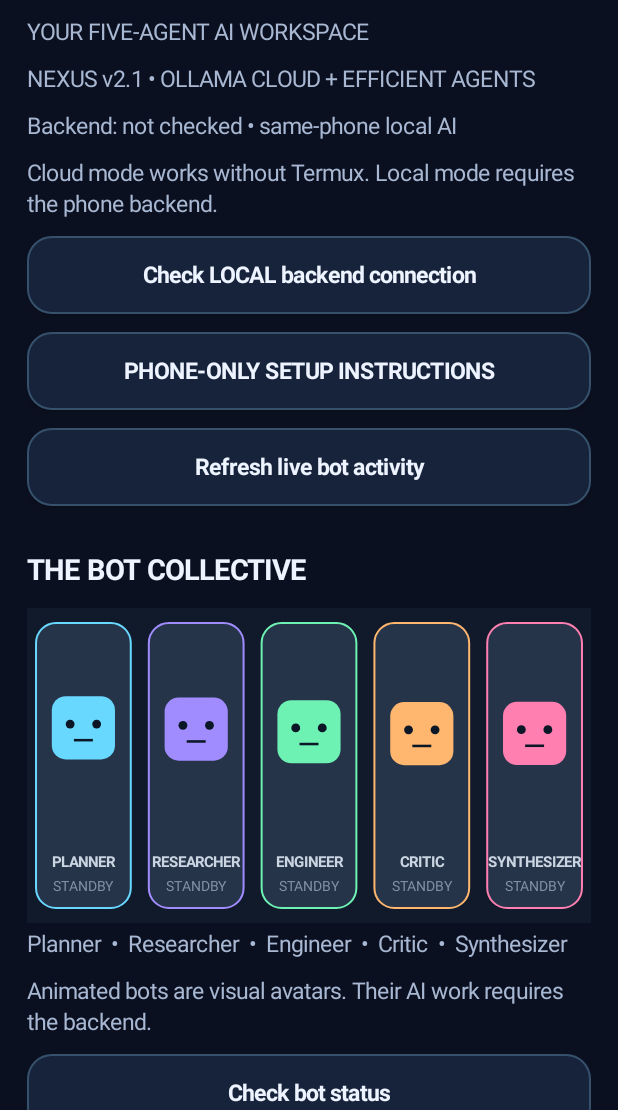
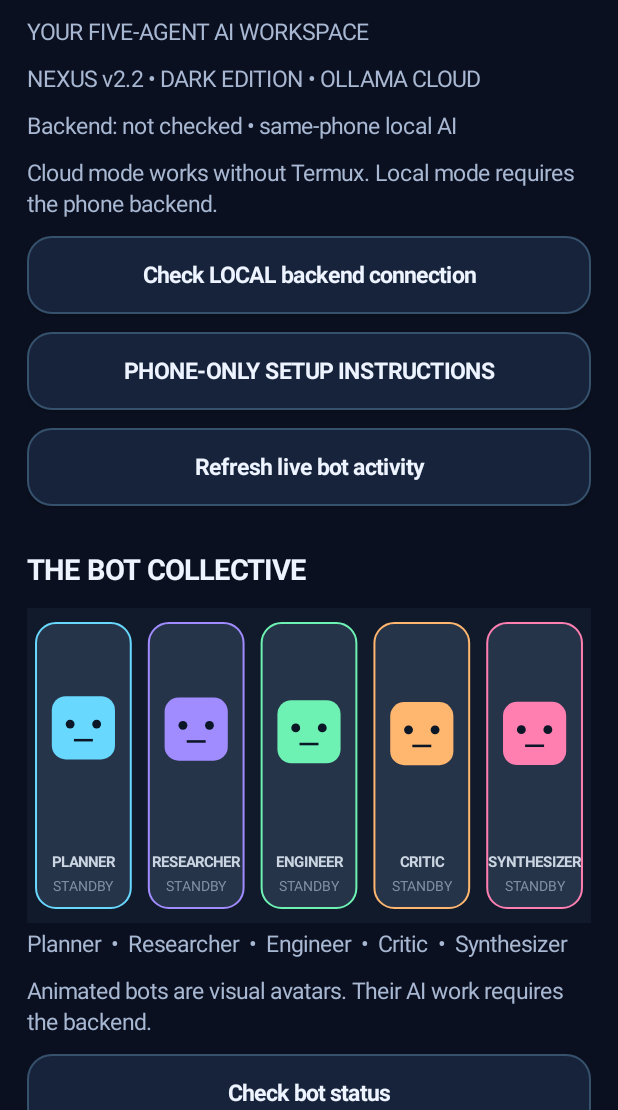
Before and after one commit to 1989johnharrison-oss/ai-collective-nexus., an Android app: the screen it shows after launch (MainActivity), on a phone screen of 412 x 824 dp, the part 126-1236 px from its top. Run offline under Robolectric (Android 15) with nearby library versions, the phone set to English and light mode, and no system bars.

Commit message:
Add unmistakable v2.2 DARK EDITION banner to redesigned app

```diff
--- a/app/src/main/java/org/aicollective/nexus/MainActivity.java
+++ b/app/src/main/java/org/aicollective/nexus/MainActivity.java
@@ -49,7 +49,7 @@ public final class MainActivity extends Activity {
   scroll.addView(root);setContentView(scroll);
   title("AI COLLECTIVE NEXUS");
   label("YOUR FIVE-AGENT AI WORKSPACE");
-  label("NEXUS v2.1 • OLLAMA CLOUD + EFFICIENT AGENTS");
+  label("NEXUS v2.2 • DARK EDITION • OLLAMA CLOUD");
   connectionStatus=label("Backend: not checked • same-phone local AI");
   label("Cloud mode works without Termux. Local mode requires the phone backend.");
   button("Check LOCAL backend connection",()->request("GET","/api/health",null));
```
